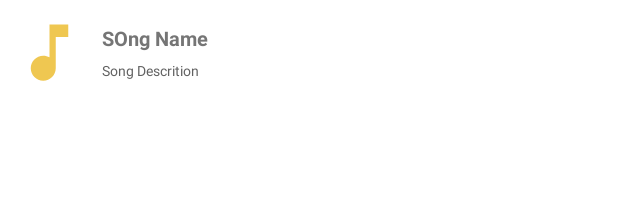
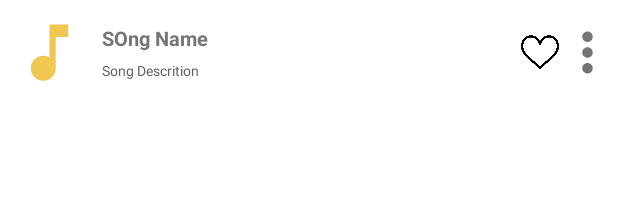
Before and after one commit to Maawan/Hyt_Music_Player, an Android app: the layout list_layout.xml on its own in the app's theme, with its tools: preview values and no code run, on a phone screen of 412 x 824 dp. Shown: the top 221 px of the screen. Run offline under Robolectric (Android 15) with nearby library versions, the phone set to English and light mode, and no system bars.

Commit message:
Menu and Heart Button Added Successfully :)

```diff
--- a/app/src/main/java/com/hayatsoftwares/hyt/music/player/MainActivity.java
+++ b/app/src/main/java/com/hayatsoftwares/hyt/music/player/MainActivity.java
@@ -281,6 +281,7 @@ public class MainActivity extends AppCompatActivity implements ClickEvent , Musi
         try{
             pos = position;
             playMusic(list.get(position));
+            showNotification(R.drawable.ic_baseline_play_arrow_24);
         }catch (Exception e){
             Toast.makeText(MainActivity.this, "Exception has been Occured"+e.getLocalizedMessage() + " " + e.getMessage(), Toast.LENGTH_SHORT).show();
         }
@@ -435,6 +436,7 @@ public class MainActivity extends AppCompatActivity implements ClickEvent , Musi
     public void onServiceConnected(ComponentName name, IBinder service) {
         MyService.MyBinder binder = (MyService.MyBinder) service;
         musicService = binder.getServices();
+        musicService.setCallBack(this);
         Log.e("D" , "Connected");
     }
 
@@ -449,9 +451,9 @@ public class MainActivity extends AppCompatActivity implements ClickEvent , Musi
         Intent prevIntent = new Intent(this , NotificationReceiver.class).setAction(ACTION_PREV);
         PendingIntent prevPendingIntnt = PendingIntent.getBroadcast(this , 0 , prevIntent , PendingIntent.FLAG_UPDATE_CURRENT);
         Intent playIntent = new Intent(this , NotificationReceiver.class).setAction(ACTION_PLAY);
-        PendingIntent playPendingIntnt = PendingIntent.getBroadcast(this , 0 , prevIntent , PendingIntent.FLAG_UPDATE_CURRENT);
+        PendingIntent playPendingIntnt = PendingIntent.getBroadcast(this , 0 , playIntent , PendingIntent.FLAG_UPDATE_CURRENT);
         Intent nextIntent = new Intent(this , NotificationReceiver.class).setAction(ACTION_NEXT);
-        PendingIntent nextPendingIntnt = PendingIntent.getBroadcast(this , 0 , prevIntent , PendingIntent.FLAG_UPDATE_CURRENT);
+        PendingIntent nextPendingIntnt = PendingIntent.getBroadcast(this , 0 , nextIntent , PendingIntent.FLAG_UPDATE_CURRENT);
         Bitmap pic = Constants.getSongBitmap(currentSongs.get(pos));
         Notification notification = new NotificationCompat.Builder(this , CHANNEL_ID_2)
                 .setLargeIcon(pic).setContentTitle(currentSongs.get(pos).getDisplayName()).setSmallIcon(R.drawable.dislike)
--- /dev/null
+++ b/app/src/main/res/drawable/ic_baseline_more_vert_24.xml
@@ -0,0 +1,5 @@
+<vector android:height="42dp" android:tint="#757575"
+    android:viewportHeight="24" android:viewportWidth="24"
+    android:width="42dp" xmlns:android="http://schemas.android.com/apk/res/android">
+    <path android:fillColor="@android:color/white" android:pathData="M12,8c1.1,0 2,-0.9 2,-2s-0.9,-2 -2,-2 -2,0.9 -2,2 0.9,2 2,2zM12,10c-1.1,0 -2,0.9 -2,2s0.9,2 2,2 2,-0.9 2,-2 -0.9,-2 -2,-2zM12,16c-1.1,0 -2,0.9 -2,2s0.9,2 2,2 2,-0.9 2,-2 -0.9,-2 -2,-2z"/>
+</vector>
--- a/app/src/main/res/layout/list_layout.xml
+++ b/app/src/main/res/layout/list_layout.xml
@@ -17,6 +17,7 @@
         android:layout_width="match_parent"
         android:layout_centerVertical="true"
         android:layout_marginStart="10dp"
+        android:paddingRight="60dp"
         android:layout_toRightOf="@id/photo"
         android:layout_height="wrap_content"
         android:orientation="vertical">
@@ -24,9 +25,11 @@
             android:layout_width="wrap_content"
             android:id="@+id/songName"
             android:textSize="13sp"
+            android:maxLines="2"
             android:textColor="#757575"
             android:layout_marginBottom="4dp"
             android:textStyle="bold"
+            android:layout_marginRight="10dp"
             android:layout_height="wrap_content"
             tools:text = "SOng Name"/>
         <TextView
@@ -38,5 +41,26 @@
             android:textSize="9sp"
             tools:text="Song Descrition"/>
     </LinearLayout>
+    <ImageButton
+        android:layout_width="30dp"
+        android:id="@+id/menu_btn"
+        android:layout_height="30dp"
+        android:layout_marginRight="5dp"
+        android:background="?selectableItemBackground"
+        android:src="@drawable/ic_baseline_more_vert_24"
+        android:layout_alignParentRight="true"
+        android:layout_centerVertical="true"/>
+
+    <ImageView
+        android:layout_width="25dp"
+        android:id="@+id/heart_btn"
+
+        android:layout_height="25dp"
+        android:layout_marginRight="4dp"
+        android:background="?selectableItemBackground"
+        android:src="@drawable/heart_not_filled"
+        android:layout_toLeftOf="@+id/menu_btn"
+        android:layout_centerVertical="true"/>
+
 
 </RelativeLayout>
```
Also changed, not shown: app/src/main/AndroidManifest.xml (+7 -1 lines), app/src/main/java/com/hayatsoftwares/hyt/music/player/Adapter/SongsAdapter.java (+52 -0 lines), app/src/main/java/com/hayatsoftwares/hyt/music/player/MusicService/MyService.java (+31 -1 lines), app/src/main/java/com/hayatsoftwares/hyt/music/player/Notifications/NotificationReceiver.java (+25 -10 lines), app/src/main/res/menu/songs_menu.xml (added, +18 -0 lines), app/src/main/res/drawable/heart_filled.png (added), app/src/main/res/drawable/heart_not_filled.png (added), app/src/main/res/drawable/play_icon.png (added).
